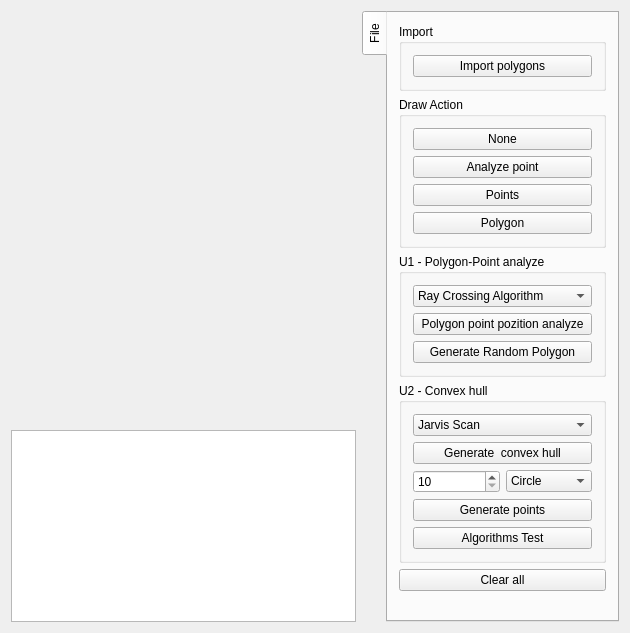
Above: Mapper/widget.ui from Robinpf/ADK_Pflug_Klemsa before the change. Below: the same form after it.
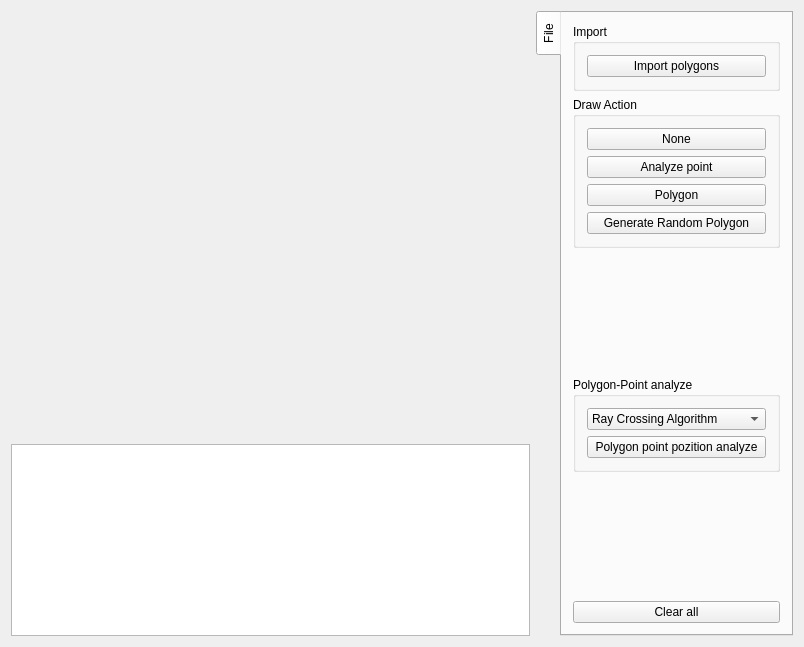
That is the form after the change. Custom widgets are drawn as their Qt base class.

What changed in the file:
```diff
--- a/Mapper/widget.ui
+++ b/Mapper/widget.ui
@@ -6,8 +6,8 @@
    <rect>
     <x>0</x>
     <y>0</y>
-    <width>630</width>
-    <height>633</height>
+    <width>804</width>
+    <height>647</height>
    </rect>
   </property>
   <property name="windowTitle">
@@ -107,19 +107,6 @@
             </attribute>
            </widget>
           </item>
-          <item>
-           <widget class="QPushButton" name="btn_drw_points">
-            <property name="text">
-             <string>Points</string>
-            </property>
-            <property name="checkable">
-             <bool>true</bool>
-            </property>
-            <attribute name="buttonGroup">
-             <string notr="true">draw_group</string>
-            </attribute>
-           </widget>
-          </item>
           <item>
            <widget class="QPushButton" name="btn_drw_polygon">
             <property name="text">
@@ -136,13 +123,33 @@
             </attribute>
            </widget>
           </item>
+          <item>
+           <widget class="QPushButton" name="btn_gen_rand_polygon">
+            <property name="text">
+             <string>Generate Random Polygon</string>
+            </property>
+           </widget>
+          </item>
          </layout>
         </widget>
        </item>
+       <item>
+        <spacer name="verticalSpacer_2">
+         <property name="orientation">
+          <enum>Qt::Vertical</enum>
+         </property>
+         <property name="sizeHint" stdset="0">
+          <size>
+           <width>20</width>
+           <height>40</height>
+          </size>
+         </property>
+        </spacer>
+       </item>
        <item>
         <widget class="QGroupBox" name="groupBox_5">
          <property name="title">
-          <string>U1 - Polygon-Point analyze</string>
+          <string>Polygon-Point analyze</string>
          </property>
          <layout class="QVBoxLayout" name="verticalLayout_8">
           <item>
@@ -166,106 +173,21 @@
             </property>
            </widget>
           </item>
-          <item>
-           <widget class="QPushButton" name="btn_gen_rand_polygon">
-            <property name="text">
-             <string>Generate Random Polygon</string>
-            </property>
-           </widget>
-          </item>
          </layout>
         </widget>
        </item>
        <item>
-        <widget class="QGroupBox" name="groupBox">
-         <property name="title">
-          <string>U2 - Convex hull</string>
+        <spacer name="verticalSpacer">
+         <property name="orientation">
+          <enum>Qt::Vertical</enum>
          </property>
-         <layout class="QGridLayout" name="gridLayout_2">
-          <item row="3" column="1">
-           <widget class="QComboBox" name="cmb_rand_shape">
-            <item>
-             <property name="text">
-              <string>Circle</string>
-             </property>
-            </item>
-            <item>
-             <property name="text">
-              <string>Square</string>
-             </property>
-            </item>
-            <item>
-             <property name="text">
-              <string>Random</string>
-             </property>
-            </item>
-            <item>
-             <property name="text">
-              <string>Raster</string>
-             </property>
-            </item>
-           </widget>
-          </item>
-          <item row="3" column="0">
-           <widget class="QSpinBox" name="spn_rand_points">
-            <property name="minimum">
-             <number>10</number>
-            </property>
-            <property name="maximum">
-             <number>1000000</number>
-            </property>
-            <property name="singleStep">
-             <number>10</number>
-            </property>
-           </widget>
-          </item>
-          <item row="1" column="0" colspan="2">
-           <widget class="QPushButton" name="btn_gen_convex_hull">
-            <property name="text">
-             <string>Generate  convex hull</string>
-            </property>
-           </widget>
-          </item>
-          <item row="0" column="0" colspan="2">
-           <widget class="QComboBox" name="cmb_convex_hull_alg">
-            <item>
-             <property name="text">
-              <string>Jarvis Scan</string>
-             </property>
-            </item>
-            <item>
-             <property name="text">
-              <string>Quick Hull</string>
-             </property>
-            </item>
-            <item>
-             <property name="text">
-              <string>Sweep Line</string>
-             </property>
-            </item>
-            <item>
-             <property name="text">
-              <string>Graham Scan</string>
-             </property>
-            </item>
-           </widget>
-          </item>
-          <item row="4" column="0" colspan="2">
-           <widget class="QPushButton" name="btn_gen_rand_points">
-            <property name="text">
-             <string>Generate points</string>
-            </property>
-           </widget>
-          </item>
-          <item row="5" column="0" colspan="2">
-           <widget class="QPushButton" name="btn_tst_algorithms">
-            <property name="text">
-             <string>Algorithms Test</string>
-            </property>
-           </widget>
-          </item>
-         </layout>
-        </widget>
+         <property name="sizeHint" stdset="0">
+          <size>
+           <width>20</width>
+           <height>40</height>
+          </size>
+         </property>
+        </spacer>
        </item>
        <item>
         <widget class="QPushButton" name="btn_clear">
@@ -274,19 +196,6 @@
          </property>
         </widget>
        </item>
-       <item>
-        <spacer name="verticalSpacer">
-         <property name="orientation">
-          <enum>Qt::Vertical</enum>
-         </property>
-         <property name="sizeHint" stdset="0">
-          <size>
-           <width>20</width>
-           <height>40</height>
-          </size>
-         </property>
-        </spacer>
-       </item>
       </layout>
      </widget>
     </widget>
```
Left out of the diff: 22 changed lines with no effect on the pictures.
